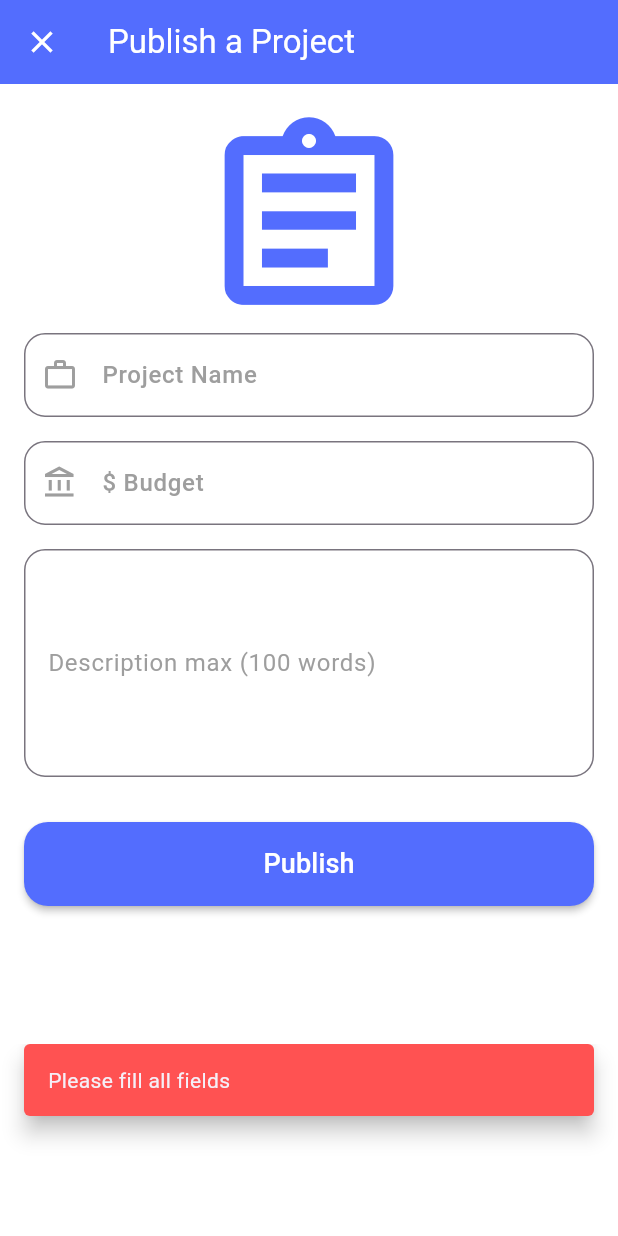
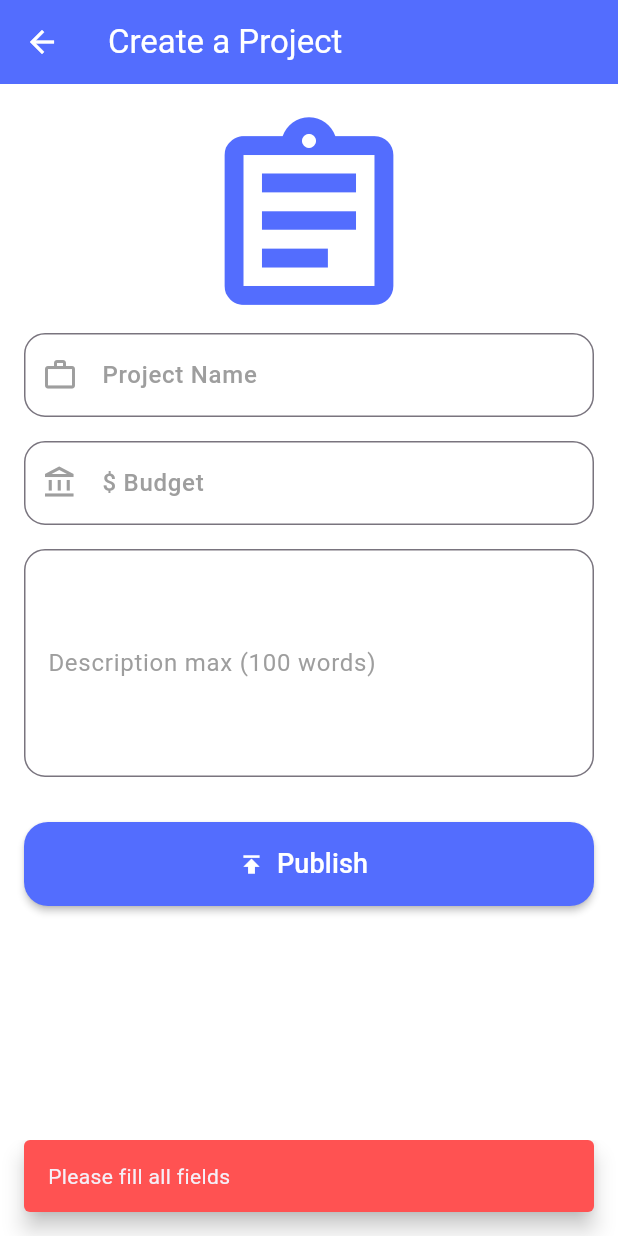
Before and after one commit to KhuzaimaAwan47/FYP, a Flutter app: the PostProject screen opened directly, after a tap on "Publish", on a phone screen of 412 x 824 dp. Run offline on Flutter 3.47's test engine with Material 3 defaults, Android fonts, the phone set to English and light mode, and no system bars; our stand-ins replace auto_size_text, awesome_snackbar_content, cached_network_image, cloud_firestore, custom_navigation_bar, firebase_auth and 6 more; accounts and stored records are empty.

Commit message:
Remove unused prints,Replace Publish button with icon-button,Rename AppBar title to “Create a Project” in create_project.dart.

```diff
--- a/lib/pages/Freelancer_Screens/create_project.dart
+++ b/lib/pages/Freelancer_Screens/create_project.dart
@@ -2,6 +2,7 @@ import 'package:cloud_firestore/cloud_firestore.dart';
 import 'package:firebase_auth/firebase_auth.dart';
 import 'package:flutter/material.dart';
 import 'package:flutter/services.dart';
+import 'package:my_fyp/utlis/snack_bars.dart';
 
 class PostProject extends StatefulWidget {
   const PostProject({super.key});
@@ -41,18 +42,11 @@ class _PostProjectState extends State<PostProject> {
           setState(() {
             userName = userDoc['username'];
           });
-          //print('user: $userName');
         } else {
-          ScaffoldMessenger.of(context).showSnackBar(
-            const SnackBar(content: Text('user name not found!')),
-          );
+          return;
         }
       } catch (e) {
-        // Handle any errors that occur during the process
-        ScaffoldMessenger.of(context).showSnackBar(SnackBar(
-          content: Text('Error: $e'),
-        ));
-        //print('Error loading current user: $e');
+        return;
       }
     }
   }
@@ -74,8 +68,8 @@ class _PostProjectState extends State<PostProject> {
               backgroundColor: Colors.redAccent,
               behavior: SnackBarBehavior.floating,
               // Make it float
-              margin: EdgeInsets.only(bottom: 80.0, left: 16.0, right: 16.0),
-              duration: Duration(seconds: 3),
+              margin: EdgeInsets.only(bottom: 16.0, left: 16.0, right: 16.0),
+              duration: Duration(seconds: 2),
               content: Text('Please fill all fields')),
         );
         return;
@@ -94,27 +88,13 @@ class _PostProjectState extends State<PostProject> {
         'description': description,
         'budget': budget,
         'project_created_at': FieldValue.serverTimestamp(),
-        // Timestamp for project creation
         'posted_by': user.uid,
         'project_status': 'Not Started',
       });
-      print('owner name: $userName');
-      // Show success message and clear the form
-      ScaffoldMessenger.of(context).showSnackBar(
-        const SnackBar(
-            backgroundColor: Colors.green,
-            behavior: SnackBarBehavior.floating,
-            // Make it float
-            margin: EdgeInsets.only(bottom: 80.0, left: 16.0, right: 16.0),
-            duration: Duration(seconds: 3),
-            content: Text('Project published successfully!')),
-      );
+      showSuccessSnackbar(context, 'Project published successfully!');
       Navigator.pop(context);
     } catch (e) {
-      // Handle errors
-      ScaffoldMessenger.of(context).showSnackBar(
-        SnackBar(backgroundColor: Colors.red, content: Text('Error: $e')),
-      );
+      return;
     }
   }
 
@@ -123,12 +103,7 @@ class _PostProjectState extends State<PostProject> {
     return Scaffold(
       backgroundColor: Colors.white,
       appBar: AppBar(
-        title: const Text('Publish a Project'),
-        leading: IconButton(
-            onPressed: () {
-              Navigator.pop(context);
-            },
-            icon: const Icon(Icons.close)),
+        title: const Text('Create a Project'),
       ),
       body: SingleChildScrollView(
         padding: const EdgeInsets.all(16.0),
@@ -209,7 +184,7 @@ class _PostProjectState extends State<PostProject> {
             const SizedBox(
               height: 30,
             ),
-            ElevatedButton(
+            ElevatedButton.icon(
                 style: ElevatedButton.styleFrom(
                   backgroundColor: Colors.indigoAccent,
                   elevation: 2.0,
@@ -221,7 +196,11 @@ class _PostProjectState extends State<PostProject> {
                 onPressed: () {
                   publishProject();
                 },
-                child: const Text(
+                icon: const Icon(
+                  Icons.publish,
+                  color: Colors.white,
+                ),
+                label: const Text(
                   'Publish',
                   style: TextStyle(fontSize: 18, color: Colors.white),
                 ))
```
